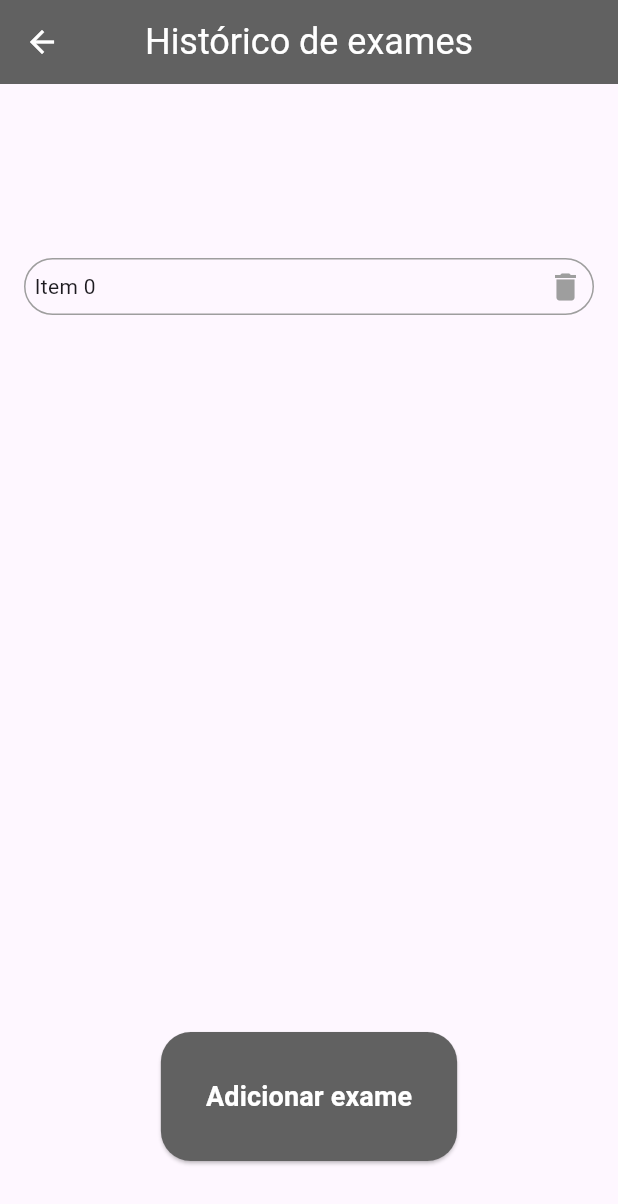
After one commit to pgmaximo/S3_ProjetoIntegrador_SuaSaudeApp, a Flutter app: the HistoricoPage screen opened directly, after a tap on "Adicionar exame", on a phone screen of 412 x 824 dp. The commit adds this screen. Shown: the top 1204 px of the screen. Run offline on Flutter 3.47's test engine with Material 3 defaults, Android fonts, the phone set to English and light mode, and no system bars; our stand-ins replace cloud_firestore, firebase_auth, firebase_core, google_sign_in, hive, hive_flutter; accounts and stored records are empty.

Commit message:
primeira tela de histórico

```diff
--- /dev/null
+++ b/lib/components/itens_lista.dart
@@ -0,0 +1,27 @@
+import 'package:flutter/material.dart';
+
+class ItemLista extends StatelessWidget {
+  final int contador;
+  const ItemLista({super.key, required this.contador});
+
+  @override
+  Widget build(BuildContext context) {
+    return Padding(
+      padding: const EdgeInsets.all(16),
+      child: Container(
+        padding: const EdgeInsets.all(6),
+        decoration: BoxDecoration(
+          border: Border.all(color: Colors.grey),
+          borderRadius: BorderRadius.circular(20)
+        ),
+        child: Row(
+          mainAxisAlignment: MainAxisAlignment.spaceBetween,
+          children: [
+            Text('Item ${contador.toString()}'),
+            const Icon(Icons.delete, color: Colors.grey),
+          ],
+        ),
+      ),
+    );
+  }
+}
--- a/lib/main.dart
+++ b/lib/main.dart
@@ -3,6 +3,8 @@ import 'package:hive_flutter/adapters.dart';
 import 'package:teste_firebase/components/medicamento_hive.dart';
 import 'package:teste_firebase/pages/auth_page.dart';
 import 'package:firebase_core/firebase_core.dart';
+import 'package:teste_firebase/pages/historico_page.dart';
+import 'package:teste_firebase/pages/remedios_page.dart';
 import 'package:teste_firebase/routes.dart';
 import 'firebase_options.dart';
 
--- /dev/null
+++ b/lib/pages/historico_page.dart
@@ -0,0 +1,82 @@
+import 'package:flutter/material.dart';
+import 'package:teste_firebase/components/appbar_widget.dart';
+import 'package:teste_firebase/components/itens_lista.dart';
+
+class HistoricoPage extends StatefulWidget {
+   const HistoricoPage({super.key});
+
+  @override
+  State<HistoricoPage> createState() => _HistoricoPageState();
+}
+
+class _HistoricoPageState extends State<HistoricoPage> {
+  List<int> contador = [];
+  List<ItemLista> items = []; // Use 'ItemLista' instead of 'Widget'
+
+  @override
+  Widget build(BuildContext context) {
+    return  Scaffold(
+      appBar: const AppBarWidget(
+        titulo: "Histórico de exames"
+
+      ),
+      body: Center(
+        child: Column(
+          children: [
+
+            // LISTA DE ITEMS COM A ATUALIZAÇÃO
+            Expanded(
+              child: ListView.builder(
+                itemCount: items.length,
+                padding: const EdgeInsets.only(top: 100.0),
+                itemBuilder: (context, index) {
+                  return items[index];
+                },
+              ),
+            ),
+
+            // BOTÃO DE ADICIONAR ITEM
+            ElevatedButton(
+              onPressed: () {
+                setState(() {
+                  final newItem = ItemLista(
+                    contador: contador.length,
+                  );
+                  items.add(newItem);
+                  contador.add(contador.length);
+                });
+              },
+              style: ElevatedButton.styleFrom(
+                backgroundColor: Colors.grey[700],
+                padding: const EdgeInsets.all(30.0),
+                shape: RoundedRectangleBorder(
+                  borderRadius: BorderRadius.circular(20),
+                )
+              ),
+              child: const Text('Adicionar exame', style: TextStyle(color: Colors. white, fontSize: 18, fontWeight: FontWeight.bold)),
+            ),
+
+            const SizedBox(height: 25),
+
+            //BOTÃO DE VOLTAR PARA A HOME
+            /*ElevatedButton(
+              onPressed: () {
+                Navigator.pushNamed(context, '/home');
+              },
+              style: ElevatedButton.styleFrom(
+                backgroundColor: Colors.grey[700],
+                padding: const EdgeInsets.all(30.0),
+                shape: RoundedRectangleBorder(
+                  borderRadius: BorderRadius.circular(20),
+                ),
+              ),
+              child: const Text('Voltar para homepage', style: TextStyle(color: Colors. white, fontSize: 18, fontWeight: FontWeight.bold)),
+            ), */
+
+            const SizedBox(height: 25),
+          ],
+        ),
+      ),
+    );
+  }
+}
```
